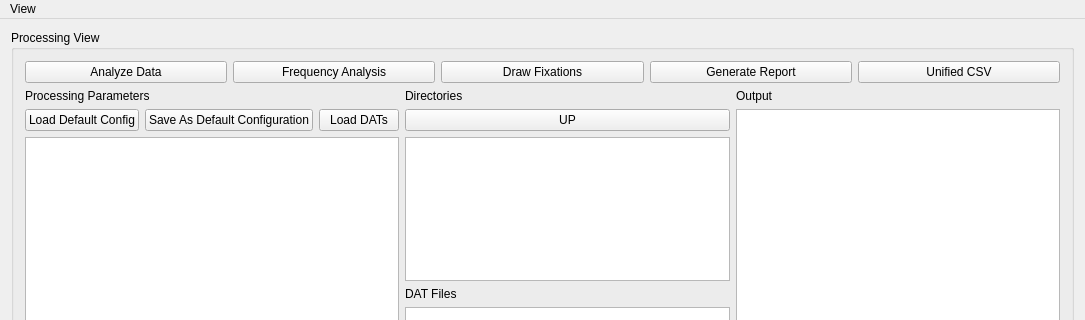
Before: the Qt Designer form VMTools/EyeDataAnalyzer/src/eyedataanalyzer.ui in ViewMind/VMAPP, drawn with Qt 5; both pictures show x 0 to 1085 and y 0 to 320 of the 1085 by 892 pixel window.
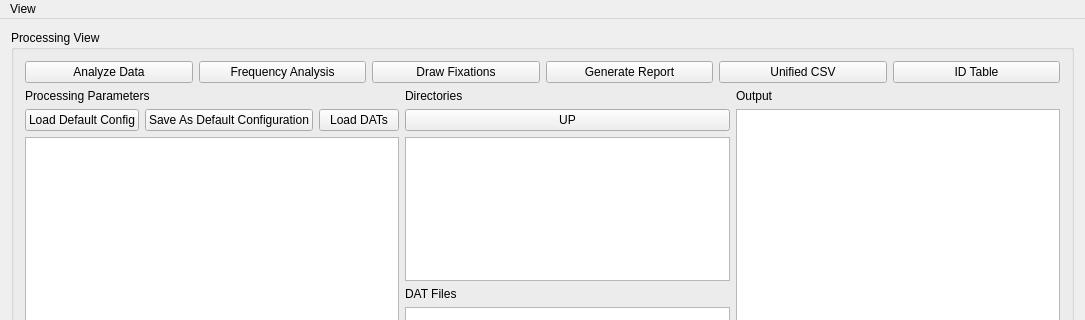
After: the same form once the commit is applied.

```diff
--- a/VMTools/EyeDataAnalyzer/src/eyedataanalyzer.ui
+++ b/VMTools/EyeDataAnalyzer/src/eyedataanalyzer.ui
@@ -58,6 +58,13 @@
            </property>
           </widget>
          </item>
+         <item>
+          <widget class="QPushButton" name="pbIDTable">
+           <property name="text">
+            <string>ID Table</string>
+           </property>
+          </widget>
+         </item>
         </layout>
        </item>
        <item>
```
